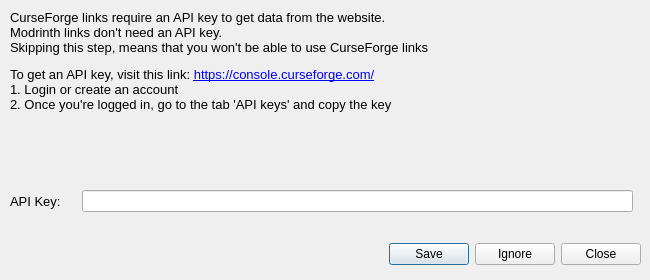
Qt form resources/gui/api-warning.ui (AidenRaaphorst/mc-mod-updater) before a commit.
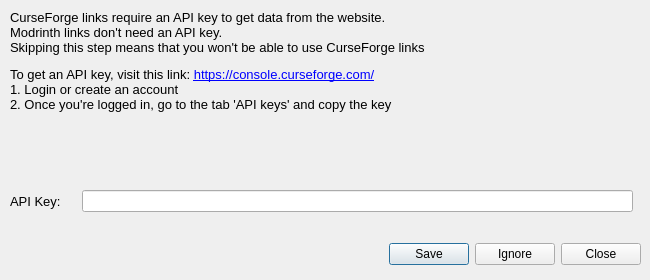
The same form after that commit. Icons and pictures are not drawn.

Commit message: Made textbox echo as password

Patch:
```diff
--- a/resources/gui/api-warning.ui
+++ b/resources/gui/api-warning.ui
@@ -45,7 +45,7 @@
     </font>
    </property>
    <property name="text">
-    <string>&lt;html&gt;&lt;head/&gt;&lt;body&gt;&lt;p&gt;CurseForge links require an API key to get data from the website.&lt;br/&gt;Modrinth links don't need an API key.&lt;br/&gt;Skipping this step, means that you won't be able to use CurseForge links&lt;/p&gt;&lt;p&gt;To get an API key, visit this link: &lt;a href=&quot;https://console.curseforge.com/&quot;&gt;&lt;span style=&quot; text-decoration: underline; color:#0000ff;&quot;&gt;https://console.curseforge.com/&lt;br/&gt;&lt;/span&gt;&lt;/a&gt;1. Login or create an account&lt;br/&gt;2. Once you're logged in, go to the tab 'API keys' and copy the key&lt;/p&gt;&lt;/body&gt;&lt;/html&gt;</string>
+    <string>&lt;html&gt;&lt;head/&gt;&lt;body&gt;&lt;p&gt;CurseForge links require an API key to get data from the website.&lt;br/&gt;Modrinth links don't need an API key.&lt;br/&gt;Skipping this step means that you won't be able to use CurseForge links&lt;/p&gt;&lt;p&gt;To get an API key, visit this link: &lt;a href=&quot;https://console.curseforge.com/&quot;&gt;&lt;span style=&quot; text-decoration: underline; color:#0000ff;&quot;&gt;https://console.curseforge.com/&lt;br/&gt;&lt;/span&gt;&lt;/a&gt;1. Login or create an account&lt;br/&gt;2. Once you're logged in, go to the tab 'API keys' and copy the key&lt;/p&gt;&lt;/body&gt;&lt;/html&gt;</string>
    </property>
    <property name="alignment">
     <set>Qt::AlignLeading|Qt::AlignLeft|Qt::AlignTop</set>
```
Left out of the diff: 3 changed lines with no effect on the pictures.
